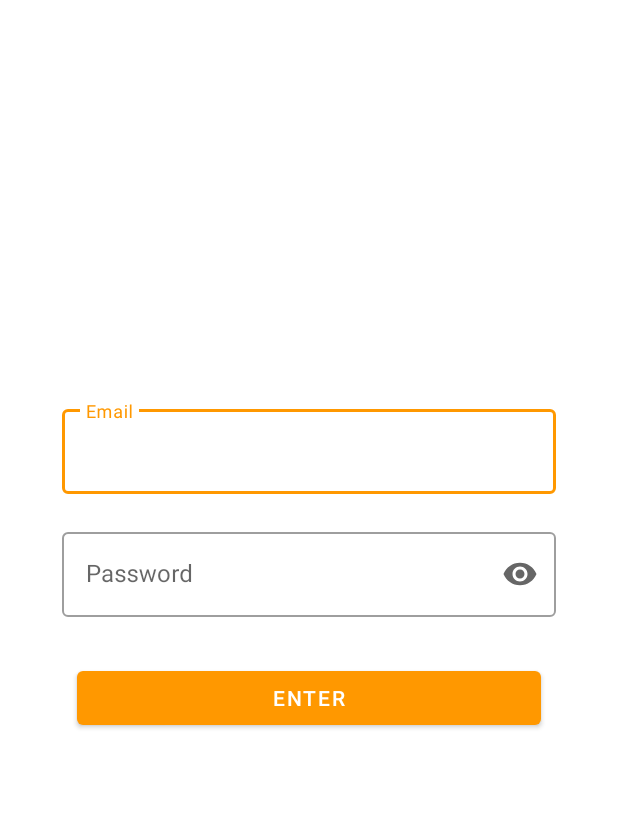
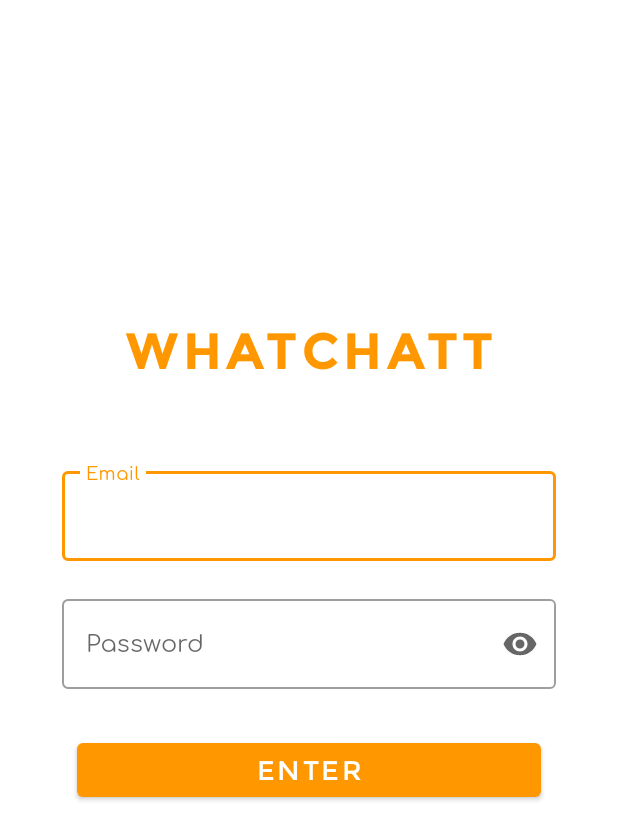
Before and after one commit to brizoalejandro/chat-app, an Android app: the screen it shows after launch (AuthActivity), on a phone screen of 412 x 824 dp. Shown: the top 840 px of the screen. Run offline under Robolectric (Android 15) with nearby library versions, the phone set to English and light mode, and no system bars; libraries missing offline, so code that uses them is left out: nl.komponents.kovenant; 3 statements that could not run were skipped.

```diff
--- a/app/src/main/java/com/brizoalejandro/chatapp/ChatApplication.kt
+++ b/app/src/main/java/com/brizoalejandro/chatapp/ChatApplication.kt
@@ -5,6 +5,7 @@ import com.brizoalejandro.chatapp.services.AuthService
 import com.brizoalejandro.chatapp.services.FirebaseProvider
 import com.brizoalejandro.chatapp.services.MessagesService
 import com.brizoalejandro.chatapp.services.RepositoryService
+import com.brizoalejandro.chatapp.views.auth.AuthPresenter
 import nl.komponents.kovenant.android.startKovenant
 import org.koin.android.ext.koin.androidContext
 import org.koin.android.ext.koin.androidLogger
@@ -35,4 +36,5 @@ val appModules = module {
     single { RepositoryService(androidContext(), get())}
     single { AuthService(androidContext(), get(), get()) }
     single { MessagesService(androidContext(), get(), get()) }
+    single { AuthPresenter(androidContext(), get()) }
 }
--- a/app/src/main/res/layout/activity_auth.xml
+++ b/app/src/main/res/layout/activity_auth.xml
@@ -10,7 +10,7 @@
         android:layout_width="match_parent"
         android:layout_height="match_parent"
         android:orientation="horizontal"
-        app:layout_constraintGuide_percent="0.3" />
+        app:layout_constraintGuide_percent="0.35" />
 
     <androidx.constraintlayout.widget.Guideline
         android:id="@+id/guideline_left"
@@ -27,6 +27,18 @@
         app:layout_constraintGuide_percent="0.9" />
 
 
+    <TextView
+        android:id="@+id/title"
+        android:layout_width="match_parent"
+        android:layout_height="wrap_content"
+        android:text="Whatchatt"
+        android:textAlignment="center"
+        android:textSize="34sp"
+        android:fontFamily="@font/montserrat_bold"
+        android:layout_marginBottom="30dp"
+        app:layout_constraintBottom_toTopOf="@+id/guideline"
+        style="@style/Widget.MaterialComponents.Button.TextButton"/>
+
     <com.google.android.material.textfield.TextInputLayout
         android:id="@+id/email_input"
         android:layout_width="0dp"
@@ -41,6 +53,7 @@
         <com.google.android.material.textfield.TextInputEditText
             android:layout_width="match_parent"
             android:layout_height="wrap_content"
+            android:fontFamily="@font/comfortaa_regular"
             android:maxLines="1"/>
 
     </com.google.android.material.textfield.TextInputLayout>
@@ -61,6 +74,7 @@
             android:layout_width="match_parent"
             android:layout_height="wrap_content"
             android:inputType="textPassword"
+            android:fontFamily="@font/comfortaa_regular"
             android:maxLines="1"/>
 
     </com.google.android.material.textfield.TextInputLayout>
@@ -73,6 +87,8 @@
         android:layout_marginLeft="10dp"
         android:layout_marginRight="10dp"
         android:text="@string/register_btn_text"
+        android:textSize="18sp"
+        android:fontFamily="@font/montserrat_regular"
         app:layout_constraintTop_toBottomOf="@id/password_input"
         app:layout_constraintLeft_toLeftOf="@id/guideline_left"
         app:layout_constraintRight_toRightOf="@id/guideline_right"
@@ -99,6 +115,7 @@
             android:layout_width="wrap_content"
             android:layout_height="wrap_content"
             android:text="Please wait..."
+            android:fontFamily="@font/comfortaa_regular"
             android:textColor="#FFFFFF"
             android:layout_marginTop="4dp"
             app:layout_constraintTop_toBottomOf="@id/progress_bar"
--- a/app/src/main/res/layout/activity_message.xml
+++ b/app/src/main/res/layout/activity_message.xml
@@ -26,6 +26,7 @@
         <TextView
             android:id="@+id/toolbar_textView"
             android:paddingStart="10dp"
+            android:fontFamily="@font/montserrat_regular"
             android:layout_width="wrap_content"
             android:layout_height="wrap_content" />
 
@@ -65,6 +66,7 @@
             <com.google.android.material.textfield.TextInputEditText
                 android:layout_width="match_parent"
                 android:layout_height="wrap_content"
+                android:fontFamily="@font/comfortaa_regular"
                 android:maxLines="2"/>
 
         </com.google.android.material.textfield.TextInputLayout>
@@ -75,6 +77,7 @@
             android:layout_height="wrap_content"
             android:text="SEND"
             android:textSize="18sp"
+            android:fontFamily="@font/montserrat_bold"
             app:layout_constraintTop_toTopOf="parent"
             app:layout_constraintBottom_toBottomOf="parent"
             app:layout_constraintRight_toRightOf="parent"
--- a/app/src/main/res/layout/chat_item_left.xml
+++ b/app/src/main/res/layout/chat_item_left.xml
@@ -12,6 +12,7 @@
         android:padding="8dp"
         android:text="..."
         android:textSize="16sp"
+        android:fontFamily="@font/comfortaa_regular"
         android:background="@drawable/message_bg_left"/>
 
 </RelativeLayout>
--- a/app/src/main/res/layout/chat_item_right.xml
+++ b/app/src/main/res/layout/chat_item_right.xml
@@ -17,6 +17,7 @@
             android:padding="8dp"
             android:text="..."
             android:textSize="16sp"
+            android:fontFamily="@font/comfortaa_regular"
             android:background="@drawable/message_bg_right"
             android:layout_alignParentEnd="true"/>
 
--- a/app/src/main/res/layout/user_item.xml
+++ b/app/src/main/res/layout/user_item.xml
@@ -21,6 +21,8 @@
         android:layout_height="wrap_content"
         android:layout_marginStart="10dp"
         android:maxLines="1"
+        android:textSize="16sp"
+        android:fontFamily="@font/montserrat_regular"
         app:layout_constraintLeft_toRightOf="@id/imageView"
         app:layout_constraintRight_toRightOf="parent"
         app:layout_constraintTop_toTopOf="@id/imageView"
@@ -32,6 +34,7 @@
         android:layout_height="wrap_content"
         android:layout_marginStart="10dp"
         android:maxLines="1"
+        android:fontFamily="@font/comfortaa_regular"
         app:layout_constraintLeft_toRightOf="@id/imageView"
         app:layout_constraintRight_toRightOf="parent"
         app:layout_constraintTop_toBottomOf="@id/name_text"
--- a/app/src/main/res/values/strings.xml
+++ b/app/src/main/res/values/strings.xml
@@ -10,4 +10,6 @@
 
     <string name="hello_blank_fragment">Hello blank fragment</string>
 
+    <string name="error_field_required">Required</string>
+
 </resources>
```
Also changed, not shown: app/src/main/java/com/brizoalejandro/chatapp/services/AuthService.kt (+23 -3 lines), app/src/main/java/com/brizoalejandro/chatapp/views/auth/AuthActivity.kt (+43 -1 lines), app/src/main/java/com/brizoalejandro/chatapp/views/auth/AuthPresenter.kt (+23 -5 lines), app/src/main/res/font/comfortaa_bold.ttf (added), app/src/main/res/font/comfortaa_light.ttf (added), app/src/main/res/font/comfortaa_regular.ttf (added), app/src/main/res/font/montserrat_bold.ttf (added), app/src/main/res/font/montserrat_regular.ttf (added).
